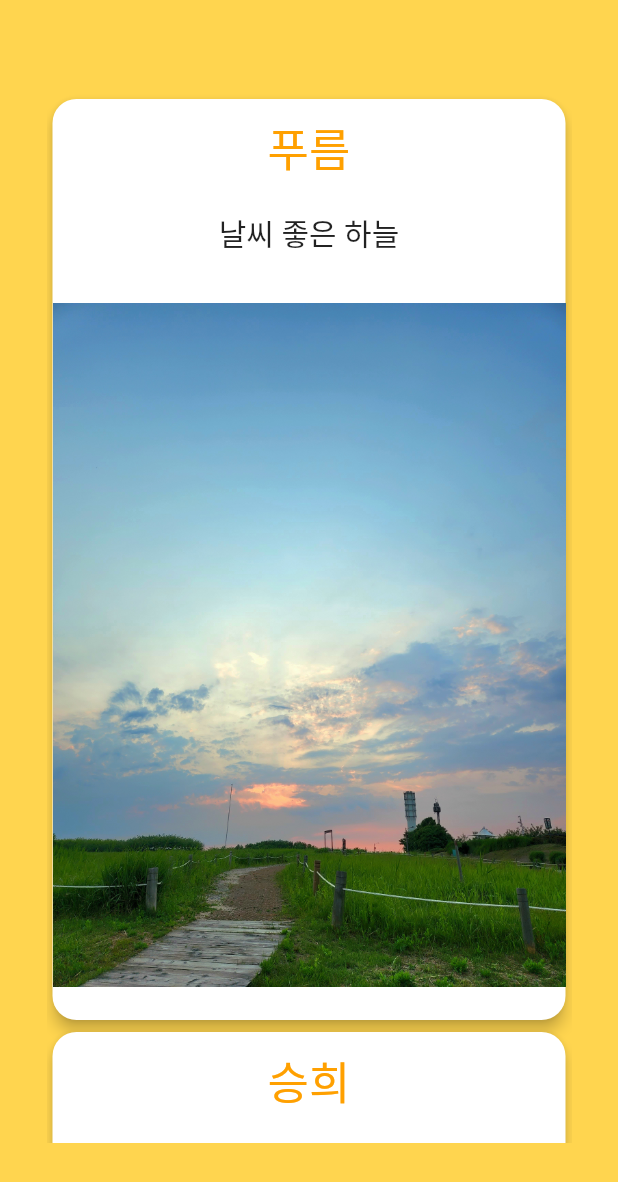
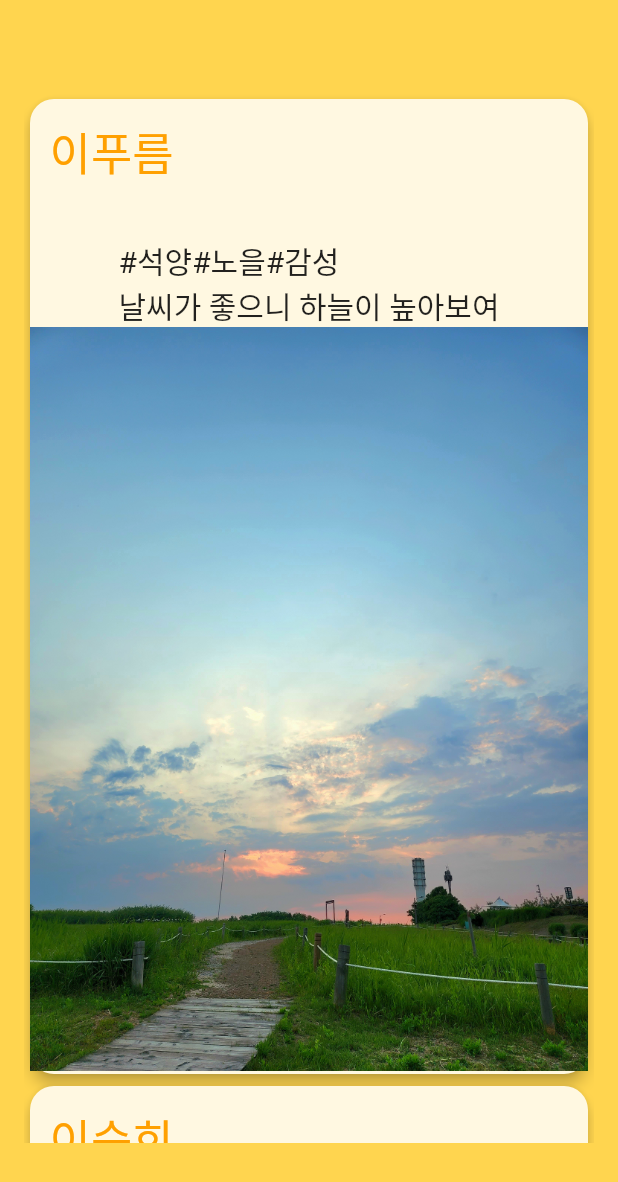
Before and after one commit to 2blue-99/FlutterTeamProject, a Flutter app: the FirstPage screen opened directly, on a phone screen of 412 x 824 dp. Shown: the top 1182 px of the screen. Run offline on Flutter 3.47's test engine with Material 2 defaults, Android fonts, the phone set to English and light mode, and no system bars; our stand-ins replace geolocator, latlong, lottie.

Commit message:
220531프로젝트 최최종

```diff
--- a/lib/Recoding.dart
+++ b/lib/Recoding.dart
@@ -217,7 +217,6 @@ class _RecodingState extends State<Recoding> {
               child: Text("마지막위치 : $gap3  $gap4"),
             ),
           ],
-
         ),
       ),
     );
--- a/lib/main.dart
+++ b/lib/main.dart
@@ -1,4 +1,3 @@
-
 import 'loginPage.dart';
 import 'package:flutter/material.dart';
 import './sub/FirstPage.dart';
@@ -44,7 +43,7 @@ class _MyHomePage extends State<MyHomePage> with SingleTickerProviderStateMixin
   Widget build(BuildContext context) {
     return Scaffold(
       appBar: AppBar(
-        title: const Text("뛰어라, Running Mate",style: TextStyle(color: Colors.orange),),
+        title: const Text("달려라, Running Mate",style: TextStyle(color: Colors.orange, fontWeight: FontWeight.w600)),
         backgroundColor: Colors.white,
         actions: <Widget>[
           IconButton(
@@ -59,10 +58,6 @@ class _MyHomePage extends State<MyHomePage> with SingleTickerProviderStateMixin
 
         controller: controller,
       ),
-      // floatingActionButton: FloatingActionButton(
-      //   backgroundColor: Colors.white,
-      //   child: Text("Start",style: TextStyle(fontSize : 20, color : Colors.amber.shade300)),
-      //   onPressed: () {  },),
 
       bottomNavigationBar: TabBar(
         tabs: const <Tab>[
--- a/lib/sub/FirstPage.dart
+++ b/lib/sub/FirstPage.dart
@@ -12,38 +12,16 @@ class FirstPage extends StatelessWidget {
             children: <Widget>[
               Container(
                 height: 700,
-                width: 350,
+                width: 380,
                 color: Colors.amber[300],
                 child: ListView(
                   scrollDirection: Axis.vertical,
                   children: <Widget>[
                     GestureDetector(
-
                       child: Card(
-                        shape: RoundedRectangleBorder(  //모서리를 둥글게 하기 위해 사용
-                          borderRadius: BorderRadius.circular(16.0),
-                        ),
-                        child: Column(
-                          children: <Widget>[
-                            Padding(
-                                padding: EdgeInsets.all(10),
-                                child: Text("푸름",textAlign: TextAlign.center,style: TextStyle(fontSize: 30,color:Colors.amber[700]))),
-
-                            Padding(
-                              padding: const EdgeInsets.all(10.0),
-                              child: Text("날씨 좋은 하늘",style: TextStyle(fontSize: 20)),
-                            ),
-                            Image.asset('imageP/sky.png',width: 500,height: 500),
-                          ],
-                        ),
-                        elevation: 4.0, //그림자 깊이
-                      ),
-                      onTap: (){
-                      },
-                    ),
-                    GestureDetector(
-                      child: Card(
-                        shape: RoundedRectangleBorder(  //모서리를 둥글게 하기 위해 사용
+                        color: Colors.amber.shade50,
+                        shape: RoundedRectangleBorder(
+                          //모서리를 둥글게 하기 위해 사용
                           borderRadius: BorderRadius.circular(16.0),
                         ),
                         child: Column(
@@ -51,23 +29,44 @@ class FirstPage extends StatelessWidget {
                             Padding(
                                 padding: EdgeInsets.all(10),
                                 child: Container(
-                                    child: Text("승희",style: TextStyle(fontSize: 30,color:Colors.amber[700]))
-                                )),
+                                    width: 500,
+                                    height: 130,
+                                    color: Colors.amber.shade50,
+                                    child: Column(
+                                      // mainAxisAlignment: MainAxisAlignment.end,
+                                      children: [
                                         Padding(
-                              padding: const EdgeInsets.all(10.0),
-                              child: Text("하늘 좋은 날씨",style: TextStyle(fontSize: 20)),
+                                          padding: const EdgeInsets.all(3.0),
+                                          child: SizedBox(
+                                            width: 500,
+                                            child: Text("이푸름",
+                                                textAlign: TextAlign.start,
+                                                style: TextStyle(
+                                                    fontSize: 30,
+                                                    color: Colors.amber[700])),
                                           ),
-                            Image.asset('imageP/sky2.png',width: 500,height: 500),
+                                        ),
+                                        const Padding(
+                                          padding: EdgeInsets.all(10.0),
+                                          child: Text("\n#석양#노을#감성\n날씨가 좋으니 하늘이 높아보여",
+                                              style: TextStyle(fontSize: 20)),
+                                        ),
+                                      ],
+                                    ))),
+
+                            Image.asset('imageP/sky.png',
+                                width: 500, height: 500),
                           ],
                         ),
                         elevation: 4.0, //그림자 깊이
                       ),
-                      onTap: (){
-                      },
+                      onTap: () {},
                     ),
                     GestureDetector(
                       child: Card(
-                        shape: RoundedRectangleBorder(  //모서리를 둥글게 하기 위해 사용
+                        color: Colors.amber.shade50,
+                        shape: RoundedRectangleBorder(
+                          //모서리를 둥글게 하기 위해 사용
                           borderRadius: BorderRadius.circular(16.0),
                         ),
                         child: Column(
@@ -75,23 +74,44 @@ class FirstPage extends StatelessWidget {
                             Padding(
                                 padding: EdgeInsets.all(10),
                                 child: Container(
-                                    child: Text("호준",style: TextStyle(fontSize: 30,color:Colors.amber[700]))
-                                )),
+                                    width: 500,
+                                    height: 130,
+                                    color: Colors.amber.shade50,
+                                    child: Column(
+                                      // mainAxisAlignment: MainAxisAlignment.end,
+                                      children: [
                                         Padding(
-                              padding: const EdgeInsets.all(10.0),
-                              child: Text("날씨 좋은 하늘",style: TextStyle(fontSize: 20)),
+                                          padding: const EdgeInsets.all(3.0),
+                                          child: SizedBox(
+                                            width: 500,
+                                            child: Text("이승희",
+                                                textAlign: TextAlign.start,
+                                                style: TextStyle(
+                                                    fontSize: 30,
+                                                    color: Colors.amber[700])),
                                           ),
-                            Image.asset('imageP/sky3.png',width: 500,height: 500),
+                                        ),
+                                        const Padding(
+                                          padding: EdgeInsets.all(10.0),
+                                          child: Text("\n#퇴근#안녕#세상아#오늘도#고생했어",
+                                              style: TextStyle(fontSize: 20)),
+                                        ),
+                                      ],
+                                    ))),
+
+                            Image.asset('imageP/sky2.png',
+                                width: 500, height: 500),
                           ],
                         ),
                         elevation: 4.0, //그림자 깊이
                       ),
-                      onTap: (){
-                      },
+                      onTap: () {},
                     ),
                     GestureDetector(
                       child: Card(
-                        shape: RoundedRectangleBorder(  //모서리를 둥글게 하기 위해 사용
+                        color: Colors.amber.shade50,
+                        shape: RoundedRectangleBorder(
+                          //모서리를 둥글게 하기 위해 사용
                           borderRadius: BorderRadius.circular(16.0),
                         ),
                         child: Column(
@@ -99,19 +119,83 @@ class FirstPage extends StatelessWidget {
                             Padding(
                                 padding: EdgeInsets.all(10),
                                 child: Container(
-                                    child: Text("태용",style: TextStyle(fontSize: 30,color:Colors.amber[700]))
-                                )),
+                                    width: 500,
+                                    height: 130,
+                                    color: Colors.amber.shade50,
+                                    child: Column(
+                                      // mainAxisAlignment: MainAxisAlignment.end,
+                                      children: [
                                         Padding(
-                              padding: const EdgeInsets.all(10.0),
-                              child: Text("좋은 날씨 하늘",style: TextStyle(fontSize: 20)),
+                                          padding: const EdgeInsets.all(3.0),
+                                          child: SizedBox(
+                                            width: 500,
+                                            child: Text("이호준",
+                                                textAlign: TextAlign.start,
+                                                style: TextStyle(
+                                                    fontSize: 30,
+                                                    color: Colors.amber[700])),
                                           ),
-                            Image.asset('imageP/sky4.png',width: 500,height: 500),
+                                        ),
+                                        const Padding(
+                                          padding: EdgeInsets.all(10.0),
+                                          child: Text("\n#한강#푸름\n푸름이는 하늘사진을 좋아해...",
+                                              style: TextStyle(fontSize: 20)),
+                                        ),
+                                      ],
+                                    ))),
+
+                            Image.asset('imageP/sky3.png',
+                                width: 500, height: 500),
                           ],
                         ),
                         elevation: 4.0, //그림자 깊이
                       ),
-                      onTap: (){
-                      },
+                      onTap: () {},
+                    ),
+                    GestureDetector(
+                      child: Card(
+                        color: Colors.amber.shade50,
+                        shape: RoundedRectangleBorder(
+                          //모서리를 둥글게 하기 위해 사용
+                          borderRadius: BorderRadius.circular(16.0),
+                        ),
+                        child: Column(
+                          children: <Widget>[
+                            Padding(
+                                padding: EdgeInsets.all(10),
+                                child: Container(
+                                    width: 500,
+                                    height: 130,
+                                    color: Colors.amber.shade50,
+                                    child: Column(
+                                      // mainAxisAlignment: MainAxisAlignment.end,
+                                      children: [
+                                        Padding(
+                                          padding: const EdgeInsets.all(3.0),
+                                          child: SizedBox(
+                                            width: 500,
+                                            child: Text("강태용",
+                                                textAlign: TextAlign.start,
+                                                style: TextStyle(
+                                                    fontSize: 30,
+                                                    color: Colors.amber[700])),
+                                          ),
+                                        ),
+                                        const Padding(
+                                          padding: EdgeInsets.all(10.0),
+                                          child: Text("\n#퇴근#불금#외식#행복",
+                                              style: TextStyle(fontSize: 20)),
+                                        ),
+                                      ],
+                                    ))),
+
+                            Image.asset('imageP/sky4.png',
+                                width: 500, height: 500),
+                          ],
+                        ),
+                        elevation: 4.0, //그림자 깊이
+                      ),
+                      onTap: () {},
                     ),
                   ],
                 ),
--- a/lib/sub/SecondPage.dart
+++ b/lib/sub/SecondPage.dart
@@ -33,10 +33,12 @@ class _SecondPage extends State<SecondPage> {
   Color basicCardColor = Colors.white;
 
   List tips = [
-    "달리기하면 연골이 나갑니다.",
-    "도시의 미세먼지를 마시세요.",
-    "빠르게 달리다 넘어지세요.",
-    "자외선에 익으세요."
+    "러닝 전과 후 꼭 스트레칭을 하세요.",
+    "자신에게 맞는 러닝화를 신으세요.",
+    "러닝 자세를 체크하여 올바른 러닝을 하세요.",
+    "일정한 간격으로 호흡하여 러닝하세요.",
+    "무리한 속도로 뛰면 금방 지칠 수 있어요.",
+    "페이스를 맞춰줄 동료와 함께 러닝하세요."
   ];
   dynamic controller;
 
@@ -65,12 +67,13 @@ class _SecondPage extends State<SecondPage> {
                 mainAxisAlignment: MainAxisAlignment.center,
                 children: <Widget>[
                   Text('[Today\'s Tip]',
-                      style: TextStyle(fontSize: 17, color: Colors.white, height: 0)),
+                      style: TextStyle(fontSize: 25, color: Color(0xfff55757), height: 0, fontWeight: FontWeight.w600)),
                   Padding(
                       padding: EdgeInsets.all(20),
                       child: Text('${tips[random]}',
                           style:
-                          TextStyle(fontSize: 25, color: Colors.white, height: 1))),
+                          TextStyle(fontSize: 20, color: Color(0xfff55757), height: 1, fontWeight: FontWeight.w600))),
+
                   Container(
                     height: 250,
                     color: Colors.amber.shade300,
@@ -189,7 +192,7 @@ class _SecondPage extends State<SecondPage> {
                   ),
                   Text(
                     '$typeText\n\n',
-                    style: TextStyle(fontSize: 20, color: Colors.white, height: 2),
+                    style: TextStyle(fontSize: 28, color: Color(0xfff55757), height: 2, fontWeight: FontWeight.w600),
                   ),
                   Padding(
                       padding: EdgeInsets.all(25),
```
Also changed, not shown: 1 other file. Lines whose indentation alone changed are shown as unchanged.
